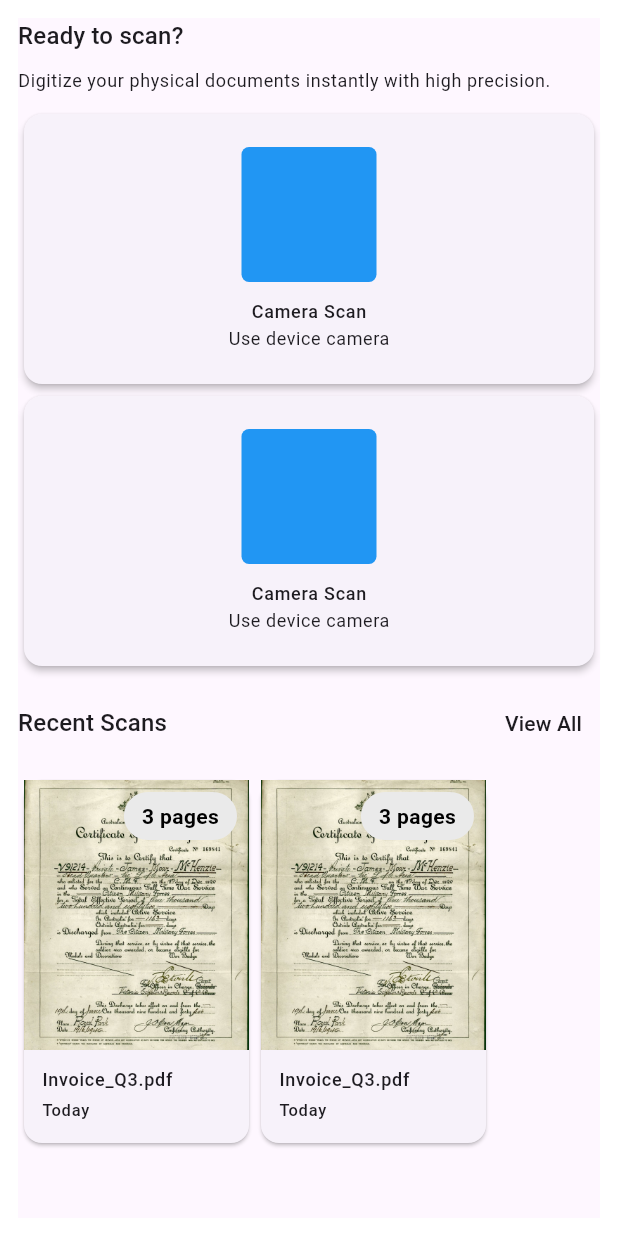
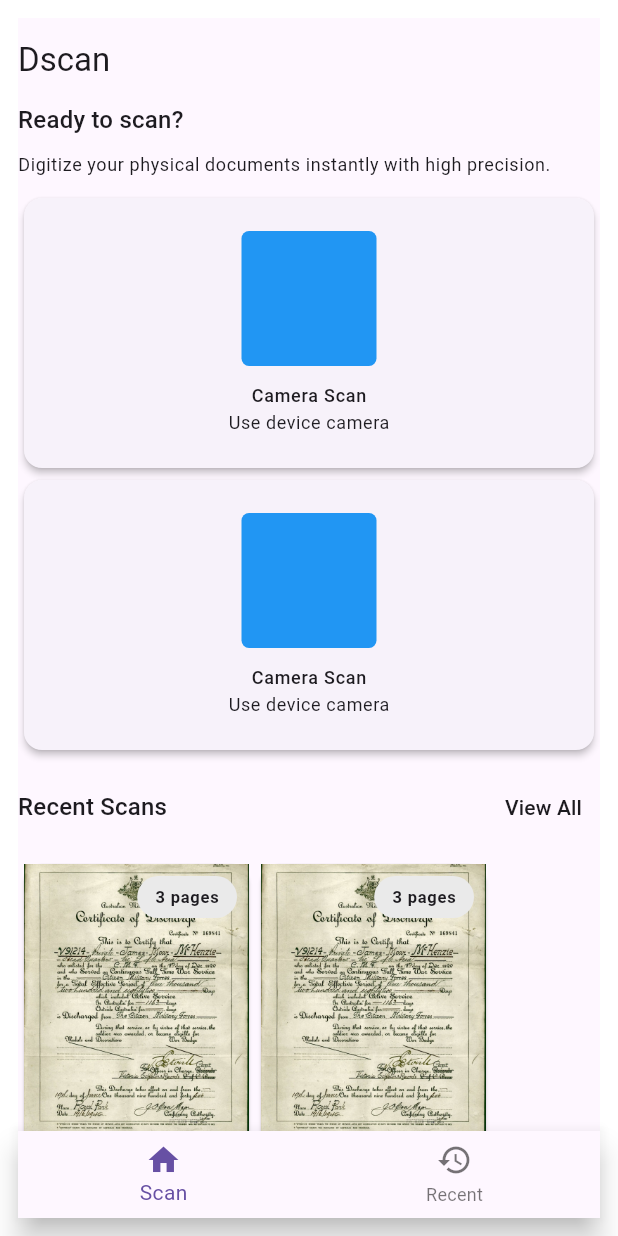
Before and after one commit to SatriaAkbarRizki/dscan, a Flutter app: the screen it shows after launch, on a phone screen of 412 x 824 dp. Run offline on Flutter 3.47's test engine with Material 3 defaults, Android fonts, the phone set to English and light mode, and no system bars; our stand-ins replace flutter_riverpod.

Commit message:
Create page recent, remove not unused, integrate state using riverpod

```diff
--- a/lib/main.dart
+++ b/lib/main.dart
@@ -1,8 +1,11 @@
+import 'package:dscan/nav/navbar.dart';
 import 'package:dscan/page/home.dart';
 import 'package:flutter/material.dart';
+import 'package:flutter_riverpod/flutter_riverpod.dart';
 
 void main() {
-  runApp(const MainApp());
+  WidgetsFlutterBinding.ensureInitialized();
+  runApp(ProviderScope(child: const MainApp()));
 }
 
 class MainApp extends StatelessWidget {
@@ -21,7 +24,7 @@ class MainApp extends StatelessWidget {
           ),
         );
       },
-      home: HomeScreen(),
+      home: Navbar(),
     );
   }
 }
--- /dev/null
+++ b/lib/nav/navbar.dart
@@ -0,0 +1,24 @@
+import 'package:dscan/riverpod/navbar.dart';
+import 'package:flutter/material.dart';
+import 'package:flutter_riverpod/flutter_riverpod.dart';
+
+class Navbar extends ConsumerWidget {
+  const Navbar({super.key});
+
+  @override
+  Widget build(BuildContext context, WidgetRef ref) {
+    final stateNav = ref.watch(indexNavRiverpod.notifier);
+    final currentIndex = ref.watch(indexNavRiverpod);
+    return Scaffold(
+      body: stateNav.showScreen(),
+      bottomNavigationBar: BottomNavigationBar(
+        currentIndex: currentIndex,
+        onTap: (value) => stateNav.changeScreen(value),
+        items: [
+          BottomNavigationBarItem(icon: Icon(Icons.home), label: "Scan", ),
+          BottomNavigationBarItem(icon: Icon(Icons.history), label: "Recent"),
+        ],
+      ),
+    );
+  }
+}
--- a/lib/page/home.dart
+++ b/lib/page/home.dart
@@ -1,4 +1,4 @@
-import 'package:dscan/widget/general/card_item_scan.dart';
+import 'package:dscan/widget/general/item_scan.dart';
 import 'package:dscan/widget/home/card_action_scan.dart';
 import 'package:flutter/material.dart';
 
@@ -7,6 +7,11 @@ class HomeScreen extends StatelessWidget {
   @override
   Widget build(BuildContext context) {
     return Scaffold(
+      appBar: AppBar(
+        forceMaterialTransparency: true,
+        title: Text('Dscan', style: Theme.of(context).textTheme.titleLarge),
+        titleSpacing: 0,
+      ),
       body: SingleChildScrollView(
         child: Column(
           crossAxisAlignment: CrossAxisAlignment.start,
@@ -45,7 +50,7 @@ class HomeScreen extends StatelessWidget {
                 itemCount: 2,
                 scrollDirection: Axis.horizontal,
                 // shrinkWrap: true,
-                itemBuilder: (context, index) => CardItemScanGeneral(),
+                itemBuilder: (context, index) => ItemScanGeneral(),
               ),
             ),
           ],
--- a/lib/widget/general/card_item_scan.dart
+++ /dev/null
@@ -1,73 +0,0 @@
-import 'package:flutter/material.dart';
-
-class CardItemScanGeneral extends StatelessWidget {
-  const CardItemScanGeneral({super.key});
-
-  @override
-  Widget build(BuildContext context) {
-    return Card(
-      child: Column(
-        crossAxisAlignment: CrossAxisAlignment.start,
-        mainAxisAlignment: MainAxisAlignment.start,
-        children: [
-          Stack(
-            children: [
-              Container(
-                height: 180,
-                width: 150,
-                decoration: const BoxDecoration(
-                  image: DecorationImage(
-                    image: AssetImage(
-                      'assets/images/museums-victoria-SE5wx-EmRLo-unsplash.jpg',
-                    ),
-                    fit: BoxFit.cover,
-                  ),
-                ),
-              ),
-              Visibility(
-                visible: true,
-                child: Positioned(
-                  top: 8,
-                  right: 8,
-                  child: Container(
-                    padding: const EdgeInsets.symmetric(
-                      horizontal: 12,
-                      vertical: 6,
-                    ),
-                    decoration: BoxDecoration(
-                      color: const Color(0xFFEAEAEA),
-                      borderRadius: BorderRadius.circular(20),
-                    ),
-                    child: const Text(
-                      "3 pages",
-                      style: TextStyle(
-                        color: Colors.black,
-                        fontWeight: FontWeight.bold,
-                        fontSize: 14,
-                      ),
-                    ),
-                  ),
-                ),
-              ),
-            ],
-          ),
-
-          Padding(
-            padding: const EdgeInsets.all(12),
-            child: Column(
-              crossAxisAlignment: CrossAxisAlignment.start,
-              children: [
-                Text(
-                  "Invoice_Q3.pdf",
-                  style: Theme.of(context).textTheme.labelMedium,
-                ),
-                const SizedBox(height: 4),
-                Text("Today", style: Theme.of(context).textTheme.labelSmall),
-              ],
-            ),
-          ),
-        ],
-      ),
-    );
-  }
-}
--- /dev/null
+++ b/lib/widget/general/item_scan.dart
@@ -0,0 +1,74 @@
+import 'package:flutter/material.dart';
+
+class ItemScanGeneral extends StatelessWidget {
+  const ItemScanGeneral({super.key});
+
+  @override
+  Widget build(BuildContext context) {
+    return SizedBox(
+      child: Card(
+        child: Column(
+          crossAxisAlignment: CrossAxisAlignment.start,
+          mainAxisAlignment: MainAxisAlignment.start,
+          children: [
+            Stack(
+              children: [
+                Container(
+                  height: 180,
+                  width: 150,
+                  decoration: const BoxDecoration(
+                    image: DecorationImage(
+                      image: AssetImage(
+                        'assets/images/museums-victoria-SE5wx-EmRLo-unsplash.jpg',
+                      ),
+                      fit: BoxFit.cover,
+                    ),
+                  ),
+                ),
+                Visibility(
+                  visible: true,
+                  child: Positioned(
+                    top: 8,
+                    right: 8,
+                    child: Container(
+                      padding: const EdgeInsets.symmetric(
+                        horizontal: 12,
+                        vertical: 6,
+                      ),
+                      decoration: BoxDecoration(
+                        color: const Color(0xFFEAEAEA),
+                        borderRadius: BorderRadius.circular(20),
+                      ),
+                      child: Text(
+                        "3 pages",
+                        style: Theme.of(context).textTheme.labelSmall?.copyWith(
+                          fontWeight: FontWeight.bold,
+                        ),
+                      ),
+                    ),
+                  ),
+                ),
+              ],
+            ),
+
+            Padding(
+              padding: const EdgeInsets.all(12),
+              child: Column(
+                crossAxisAlignment: CrossAxisAlignment.start,
+                spacing: 5,
+                children: [
+                  Text(
+                    "Invoice_Q3.pdf",
+                    style: Theme.of(context).textTheme.labelMedium,
+                  ),
+
+                  Text("Today", style: Theme.of(context).textTheme.labelSmall),
+                ],
+              ),
+            ),
+          ],
+        ),
+      ),
+    );
+  }
+}
--- a/pubspec.yaml
+++ b/pubspec.yaml
@@ -9,11 +9,14 @@ environment:
 dependencies:
   flutter:
     sdk: flutter
+  flutter_riverpod: ^3.3.1
+  go_router: ^17.3.0
 
 dev_dependencies:
   flutter_test:
     sdk: flutter
   flutter_lints: ^6.0.0
+  riverpod_lint: ^3.0.0-dev.4
 
 flutter:
   uses-material-design: true
```
Also changed, not shown: lib/page/recent.dart (added, +37 -0 lines), lib/riverpod/navbar.dart (added, +18 -0 lines), lib/widget/recent/search_box.dart (added, +31 -0 lines), pubspec.lock.
